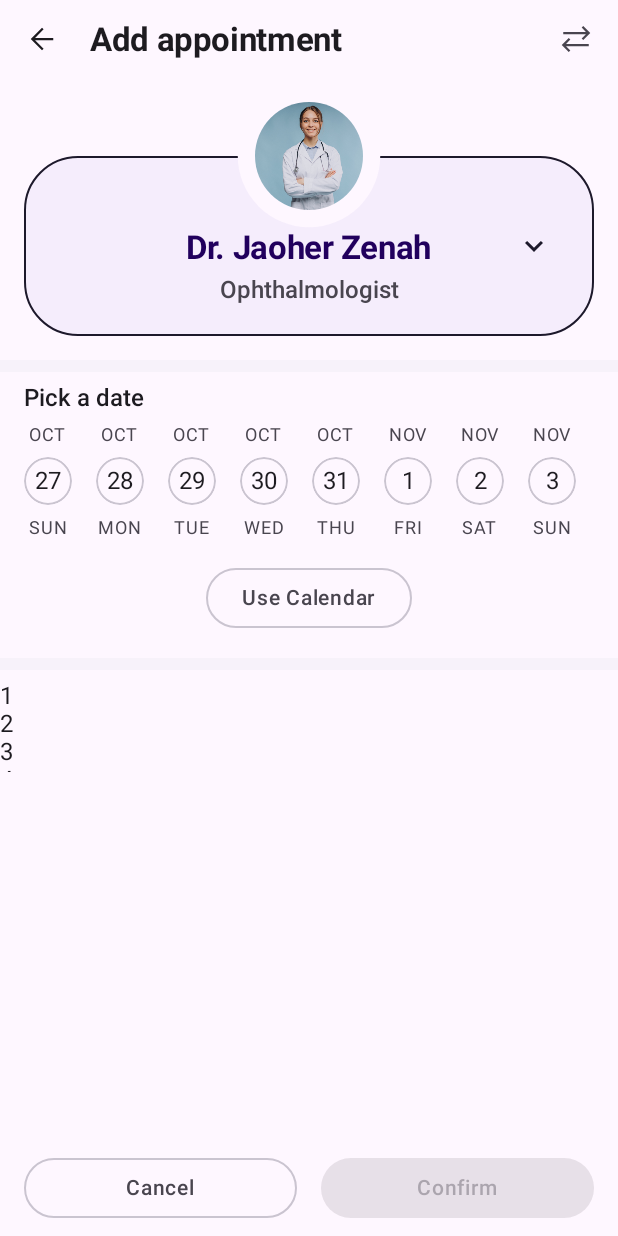
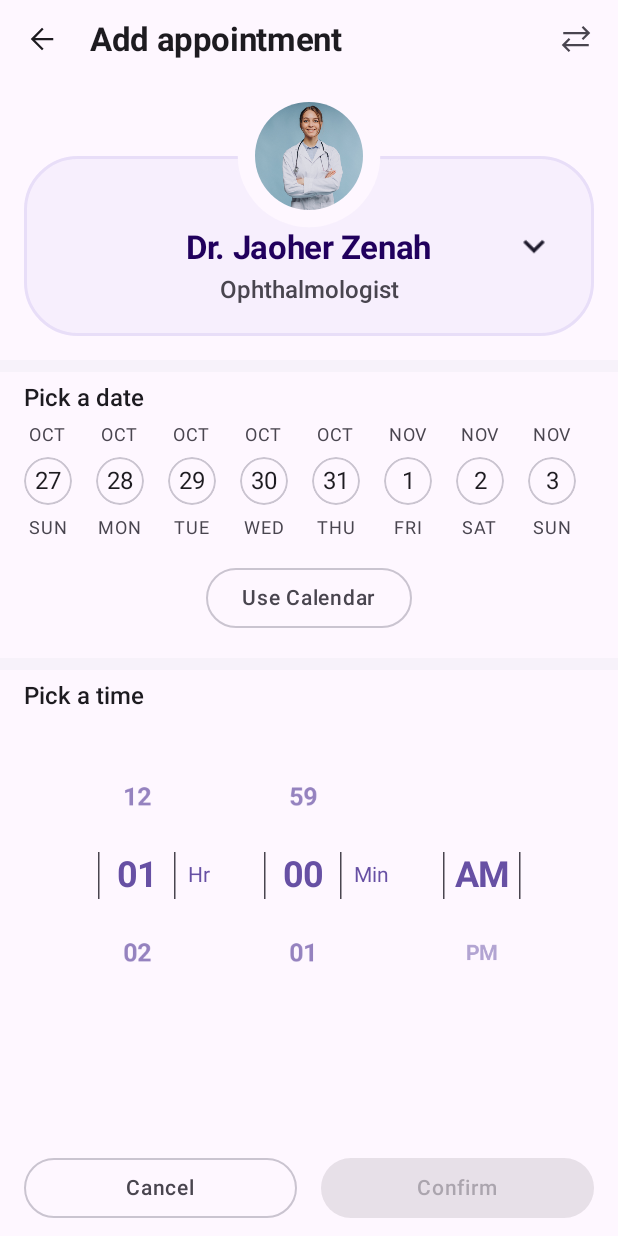
Before and after one commit to Ali34Ahmad/MedicineReminder, an Android app built with Jetpack Compose: the @Preview function AddAppointmentScreenPreview, on a phone screen of 412 x 824 dp. Run offline under Robolectric (Android 15) with nearby library versions, the phone set to English and light mode, and no system bars; our stand-ins replace Room's generated code.

Commit message:
adding time picker

```diff
--- /dev/null
+++ b/app/src/main/java/com/example/medicinereminder/common/components/time_picker/CustomPicker.kt
@@ -0,0 +1,146 @@
+package com.example.medicinereminder.common.components.time_picker
+
+import androidx.compose.foundation.background
+import androidx.compose.foundation.layout.Arrangement
+import androidx.compose.foundation.layout.Box
+import androidx.compose.foundation.layout.Row
+import androidx.compose.foundation.layout.Spacer
+import androidx.compose.foundation.layout.fillMaxHeight
+import androidx.compose.foundation.layout.height
+import androidx.compose.foundation.layout.padding
+import androidx.compose.foundation.layout.size
+import androidx.compose.foundation.layout.width
+import androidx.compose.foundation.layout.wrapContentSize
+import androidx.compose.foundation.pager.PageSize
+import androidx.compose.foundation.pager.VerticalPager
+import androidx.compose.foundation.pager.rememberPagerState
+import androidx.compose.material3.MaterialTheme
+import androidx.compose.material3.Text
+import androidx.compose.material3.VerticalDivider
+import androidx.compose.runtime.Composable
+import androidx.compose.runtime.LaunchedEffect
+import androidx.compose.runtime.mutableIntStateOf
+import androidx.compose.runtime.remember
+import androidx.compose.runtime.snapshotFlow
+import androidx.compose.ui.Alignment
+import androidx.compose.ui.Modifier
+import androidx.compose.ui.graphics.graphicsLayer
+import androidx.compose.ui.text.style.TextAlign
+import androidx.compose.ui.tooling.preview.Preview
+import androidx.compose.ui.unit.dp
+import androidx.compose.ui.unit.sp
+import androidx.compose.ui.util.lerp
+import com.example.medicinereminder.presentation.ui.theme.MedicineReminderTheme
+import com.example.medicinereminder.presentation.ui.theme.spacing
+import kotlin.Int
+import kotlin.collections.listOf
+import kotlin.math.absoluteValue
+
+const val MAX_NUMBER_OF_PAGES = 1000
+@Composable
+fun CustomPicker(
+    modifier: Modifier = Modifier,
+    items: List<Int> ,
+    onItemSelected: (Int) -> Unit = {},
+    numberOfPages:Int = MAX_NUMBER_OF_PAGES
+) {
+    val itemsInPage = items.size
+    val numberOfItems = numberOfPages * itemsInPage
+
+    val state = rememberPagerState(
+        initialPage = numberOfPages.div(2).times(itemsInPage).minus(1)
+    ){
+        numberOfItems
+    }
+
+        Box(
+            contentAlignment = Alignment.Center
+        ) {
+
+            VerticalPager(
+                modifier = modifier
+                    .width(MaterialTheme.spacing.large52)
+                    .height(MaterialTheme.spacing.extraLarge156),
+                state = state,
+                pageSize = PageSize.Fixed(MaterialTheme.spacing.large52),
+                horizontalAlignment = Alignment.CenterHorizontally
+                ) { index ->
+                val item = items[index%itemsInPage]
+                val text = if(item in 0..9) "0$item" else item.toString()
+                    Text(
+                        modifier = Modifier.size(MaterialTheme.spacing.large52).wrapContentSize().graphicsLayer {
+                                val pageOffset = (
+                                        (state.currentPage+1 - index) + state
+                                            .currentPageOffsetFraction
+                                        ).absoluteValue
+
+                                alpha = lerp(
+                                    start = 0.7f,
+                                    stop = 1f,
+                                    fraction = 1f - pageOffset.coerceIn(0f, 1f)
+                                )
+                                    scaleX = lerp(
+                                        start = 0.7f,
+                                        stop = 1f,
+                                        fraction = 1f - pageOffset.coerceIn(0f, 1f)
+                                    )
+                                    scaleY =lerp(
+                                        start = 0.7f,
+                                        stop = 1f,
+                                        fraction = 1f - pageOffset.coerceIn(0f, 1f)
+                                    )
+                            }
+                            ,
+                        text = text,
+                        style =  MaterialTheme.typography.headlineSmall,
+                        textAlign = TextAlign.Center,
+                        color = MaterialTheme.colorScheme.primary
+                    )
+            }
+            Row(
+                horizontalArrangement = Arrangement.SpaceBetween,
+                verticalAlignment = Alignment.CenterVertically,
+                modifier = Modifier
+                    .width(MaterialTheme.spacing.large52)
+                    .height(MaterialTheme.spacing.large52)
+            ) {
+                VerticalDivider(
+                    thickness = MaterialTheme.spacing.small1,
+                    modifier = Modifier.fillMaxHeight(0.6f),
+                    color = MaterialTheme.colorScheme.onSurfaceVariant)
+                VerticalDivider(
+                    thickness = MaterialTheme.spacing.small1,
+                    modifier = Modifier.fillMaxHeight(0.6f),
+                    color = MaterialTheme.colorScheme.onSurfaceVariant)
+            }
+        }
+    LaunchedEffect(state) {
+        snapshotFlow { state.currentPage }.collect {
+            onItemSelected(items[(it+1)%itemsInPage])
+        }
+    }
+
+    }
+
+
+
+
+@Preview(showBackground = true)
+@Composable
+fun CustomTimePickerPreview() {
+    MedicineReminderTheme {
+        val selectedItem = remember {
+            mutableIntStateOf(1)
+        }
+        Row(Modifier.padding(40.dp)) {
+            CustomPicker(
+                items =listOf<Int>(1,2,3,4,5,6,7,8,9,10,11,12),
+                onItemSelected = {
+                    selectedItem.value = it
+                }
+            )
+            Spacer(Modifier.height(40.dp))
+            Text("selected item : "+selectedItem.value.toString(), fontSize = 24.sp)
+        }
+    }
+}
--- a/app/src/main/java/com/example/medicinereminder/feature/add_appointment/component/card/DoctorCard.kt
+++ b/app/src/main/java/com/example/medicinereminder/feature/add_appointment/component/card/DoctorCard.kt
@@ -50,7 +50,7 @@ import com.example.medicinereminder.presentation.ui.theme.spacing
 fun DoctorCard(
     modifier: Modifier = Modifier,
     doctor: Doctor,
-    isExpanded: Boolean = false,
+    isExpanded: Boolean,
     onExpand: () -> Unit
 ) {
 
@@ -88,10 +88,10 @@ fun DoctorCard(
                         }
                     },
                 shape = RoundedCornerShape(cornerRadius),
-                colors = CardDefaults.cardColors(containerColor = MaterialTheme.colorScheme.secondaryContainer.copy(alpha = 0.4f)),
+                colors = CardDefaults.cardColors(containerColor = MaterialTheme.colorScheme.secondaryContainer.copy(alpha = 0.3f)),
                 border = BorderStroke(
-                    color = MaterialTheme.colorScheme.onSecondaryContainer,
-                    width = MaterialTheme.sizing.small1
+                    color = MaterialTheme.colorScheme.secondaryContainer,
+                    width = MaterialTheme.sizing.small2
                 ),
             ) {
                 Column(
--- a/app/src/main/java/com/example/medicinereminder/feature/add_appointment/component/icon/DoctorCardIconButton.kt
+++ b/app/src/main/java/com/example/medicinereminder/feature/add_appointment/component/icon/DoctorCardIconButton.kt
@@ -44,6 +44,8 @@ fun BoxScope.DoctorCardIconButton(
             modifier = Modifier.size(MaterialTheme.sizing.medium24)
                 .graphicsLayer {
                     rotationZ = angle
+                    scaleY = 1.2f
+                    scaleX = 1.2f
                 },
             imageVector = ImageVector.vectorResource(id = R.drawable.baseline_expand_less_24),
             contentDescription = null,
--- /dev/null
+++ b/app/src/main/java/com/example/medicinereminder/feature/add_appointment/component/time_picker/CustomTimePicker.kt
@@ -0,0 +1,82 @@
+package com.example.medicinereminder.feature.add_appointment.component.time_picker
+
+import androidx.compose.foundation.layout.Arrangement
+import androidx.compose.foundation.layout.Column
+import androidx.compose.foundation.layout.Row
+import androidx.compose.foundation.layout.Spacer
+import androidx.compose.foundation.layout.fillMaxWidth
+import androidx.compose.foundation.layout.height
+import androidx.compose.foundation.layout.width
+import androidx.compose.material3.MaterialTheme
+import androidx.compose.material3.Text
+import androidx.compose.runtime.Composable
+import androidx.compose.ui.Alignment
+import androidx.compose.ui.Modifier
+import androidx.compose.ui.res.stringResource
+import androidx.compose.ui.tooling.preview.Preview
+import com.example.medicinereminder.common.components.time_picker.CustomPicker
+import com.example.medicinereminder.presentation.ui.theme.spacing
+import com.example.medicinereminder.R
+
+@Composable
+fun CustomTimePicker(
+    onHourSelected: (Int) -> Unit,
+    onMinutesSelected: (Int) -> Unit,
+    onPeriodSelected: (String) -> Unit,
+    modifier: Modifier = Modifier
+) {
+    val hours = MutableList(12){it+1}.toList()
+    val minutes = MutableList(60){it}.toList()
+    Column(
+        modifier = modifier,
+        verticalArrangement = Arrangement.Top,
+        horizontalAlignment = Alignment.Start
+    ) {
+        Text(
+            text = stringResource(R.string.pick_time),
+            style = MaterialTheme.typography.titleMedium,
+            color = MaterialTheme.colorScheme.onSurface
+        )
+        Spacer(Modifier.height(MaterialTheme.spacing.large32))
+        Row(
+            modifier = Modifier.fillMaxWidth(),
+            verticalAlignment = Alignment.CenterVertically,
+            horizontalArrangement = Arrangement.Center
+        ){
+            CustomPicker(
+                items = hours,
+                onItemSelected =onHourSelected
+            )
+            Spacer(Modifier.width(MaterialTheme.spacing.small8))
+            Text(
+                text = stringResource(R.string.hr),
+                style = MaterialTheme.typography.bodyMedium,
+                color = MaterialTheme.colorScheme.primary
+            )
+            Spacer(Modifier.width(MaterialTheme.spacing.large36))
+            CustomPicker(
+                items = minutes,
+                onItemSelected = onMinutesSelected
+            )
+            Spacer(Modifier.width(MaterialTheme.spacing.small8))
+            Text(
+                text = stringResource(R.string.min),
+                style = MaterialTheme.typography.bodyMedium,
+                color = MaterialTheme.colorScheme.primary
+            )
+            Spacer(Modifier.width(MaterialTheme.spacing.large36))
+            PeriodPicker(
+                onPeriodSelected =onPeriodSelected
+            )
+        }
+    }
+
+}
+
+@Preview(showBackground = true)
+@Composable
+fun CustomTimePickerPreview() {
+    CustomTimePicker(
+        {},{},{}
+    )
+}
--- /dev/null
+++ b/app/src/main/java/com/example/medicinereminder/feature/add_appointment/component/time_picker/PeriodPicker.kt
@@ -0,0 +1,116 @@
+package com.example.medicinereminder.feature.add_appointment.component.time_picker
+
+import androidx.compose.foundation.layout.Arrangement
+import androidx.compose.foundation.layout.Box
+import androidx.compose.foundation.layout.Row
+import androidx.compose.foundation.layout.fillMaxHeight
+import androidx.compose.foundation.layout.height
+import androidx.compose.foundation.layout.padding
+import androidx.compose.foundation.layout.size
+import androidx.compose.foundation.layout.width
+import androidx.compose.foundation.layout.wrapContentSize
+import androidx.compose.foundation.pager.PageSize
+import androidx.compose.foundation.pager.VerticalPager
+import androidx.compose.foundation.pager.rememberPagerState
+import androidx.compose.material3.MaterialTheme
+import androidx.compose.material3.Text
+import androidx.compose.material3.VerticalDivider
+import androidx.compose.runtime.Composable
+import androidx.compose.runtime.LaunchedEffect
+import androidx.compose.runtime.snapshotFlow
+import androidx.compose.ui.Alignment
+import androidx.compose.ui.Modifier
+import androidx.compose.ui.graphics.graphicsLayer
+import androidx.compose.ui.res.stringResource
+import androidx.compose.ui.text.style.TextAlign
+import androidx.compose.ui.tooling.preview.Preview
+import androidx.compose.ui.unit.dp
+import androidx.compose.ui.util.lerp
+import com.example.medicinereminder.R
+import com.example.medicinereminder.presentation.ui.theme.MedicineReminderTheme
+import com.example.medicinereminder.presentation.ui.theme.spacing
+import kotlin.math.absoluteValue
+
+@Composable
+fun PeriodPicker(
+    modifier: Modifier = Modifier,
+    onPeriodSelected: (String) -> Unit
+    ) {
+    val periods = listOf("",stringResource(R.string.am),stringResource(R.string.pm),"")
+    val state = rememberPagerState(initialPage = 0) { periods.size }
+    Box(
+        contentAlignment = Alignment.Center
+    ) {
+        VerticalPager(
+            modifier = modifier
+                .width(MaterialTheme.spacing.large52)
+                .height(MaterialTheme.spacing.extraLarge156),
+            state = state,
+            pageSize = PageSize.Fixed(52.dp),
+            horizontalAlignment = Alignment.CenterHorizontally
+        ) { page ->
+
+            Text(
+                modifier = Modifier
+                    .size(MaterialTheme.spacing.large52)
+                    .wrapContentSize()
+                    .graphicsLayer {
+                        val pageOffset = (
+                                (state.currentPage + 1 - page) + state
+                                    .currentPageOffsetFraction
+                                ).absoluteValue
+
+                        alpha = lerp(
+                            start = 0.5f,
+                            stop = 1f,
+                            fraction = 1f - pageOffset.coerceIn(0f, 1f)
+                        )
+                        scaleX = lerp(
+                            start = 0.6f,
+                            stop = 1f,
+                            fraction = 1f - pageOffset.coerceIn(0f, 1f)
+                        )
+                        scaleY = lerp(
+                            start = 0.6f,
+                            stop = 1f,
+                            fraction = 1f - pageOffset.coerceIn(0f, 1f)
+                        )
+                    }
+                    ,
+                text = periods[page].toString(),
+                style =  MaterialTheme.typography.headlineSmall,
+                textAlign = TextAlign.Center,
+                color = MaterialTheme.colorScheme.primary
+            )
+        }
+        Row(
+            horizontalArrangement = Arrangement.SpaceBetween,
+            verticalAlignment = Alignment.CenterVertically,
+            modifier = Modifier
+                .width(MaterialTheme.spacing.large52)
+                .height(MaterialTheme.spacing.large52)
+        ) {
+            VerticalDivider(
+                thickness = MaterialTheme.spacing.small1,
+                modifier = Modifier.fillMaxHeight(0.6f),
+                color = MaterialTheme.colorScheme.onSurfaceVariant)
+            VerticalDivider(
+                thickness = MaterialTheme.spacing.small1,
+                modifier = Modifier.fillMaxHeight(0.6f),
+                color = MaterialTheme.colorScheme.onSurfaceVariant)
+        }
+        LaunchedEffect(state) {
+            snapshotFlow { state.currentPage }.collect {
+                onPeriodSelected(periods[(it+1)])
+            }
+        }
+    }
+}
+
+@Preview(showBackground = true)
+@Composable
+fun PeriodPickerPreview() {
+    MedicineReminderTheme {
+        PeriodPicker {  }
+    }
+}
--- a/app/src/main/java/com/example/medicinereminder/feature/add_appointment/presenation/AddAppointmentAction.kt
+++ b/app/src/main/java/com/example/medicinereminder/feature/add_appointment/presenation/AddAppointmentAction.kt
@@ -19,7 +19,9 @@ sealed interface AddAppointmentAction {
     data object HideCalender: AddAppointmentAction
 
     //time picker
-    data class SelectTime(val time: LocalTime): AddAppointmentAction
+    data class SelectHour(val hour: Int): AddAppointmentAction
+    data class SelectMinute(val minute: Int): AddAppointmentAction
+    data class SelectPeriod(val period: String) : AddAppointmentAction
 
     //bottom bar
     data object Cancel: AddAppointmentAction
--- a/app/src/main/java/com/example/medicinereminder/feature/add_appointment/presenation/AddAppointmentScreen.kt
+++ b/app/src/main/java/com/example/medicinereminder/feature/add_appointment/presenation/AddAppointmentScreen.kt
@@ -13,6 +13,7 @@ import androidx.compose.material3.HorizontalDivider
 import androidx.compose.material3.MaterialTheme
 import androidx.compose.material3.Scaffold
 import androidx.compose.material3.Surface
+import androidx.compose.material3.Text
 import androidx.compose.runtime.Composable
 import androidx.compose.runtime.getValue
 import androidx.compose.runtime.mutableStateOf
@@ -24,15 +25,15 @@ import com.example.medicinereminder.R
 import com.example.medicinereminder.common.components.buttons.ButtonRow
 import com.example.medicinereminder.common.components.composables.PickDateComponent
 import com.example.medicinereminder.common.components.dialog.CustomDatePickerDialog
-import com.example.medicinereminder.common.components.time_picker.FlatTimePicker
 import com.example.medicinereminder.common.components.top_app_bar.StandardTopAppBarComponent
 import com.example.medicinereminder.data.local.doctor1
-import com.example.medicinereminder.data.local.doctor2
 import com.example.medicinereminder.feature.add_appointment.component.card.DoctorCard
 import com.example.medicinereminder.feature.add_appointment.component.dialog.ReplaceDoctorDialogBox
+import com.example.medicinereminder.feature.add_appointment.component.time_picker.CustomTimePicker
 import com.example.medicinereminder.presentation.ui.theme.MedicineReminderTheme
 import com.example.medicinereminder.presentation.ui.theme.spacing
 import java.time.LocalDate
+import java.time.LocalTime
 
 @Composable
 fun AddAppointmentScreen(
@@ -121,12 +122,23 @@ fun AddAppointmentScreen(
                     color = MaterialTheme.colorScheme.surfaceContainerLow
                 )
                 Spacer(modifier = Modifier.height(MaterialTheme.spacing.small8))
-                FlatTimePicker(
-                    modifier = Modifier.padding(horizontal = MaterialTheme.spacing.medium16),
-                    selectedTime = uiState.selectedTime,
-                    onTimeSelected = {
+                CustomTimePicker(
+                    modifier = Modifier.fillMaxWidth().padding(
+                        horizontal = MaterialTheme.spacing.medium16
+                    ),
+                    onPeriodSelected = {
                         onAction(
-                            AddAppointmentAction.SelectTime(it)
+                            AddAppointmentAction.SelectPeriod(it)
+                        )
+                    },
+                    onHourSelected = {
+                        onAction(
+                            AddAppointmentAction.SelectHour(it)
+                        )
+                    },
+                    onMinutesSelected = {
+                        onAction(
+                            AddAppointmentAction.SelectMinute(it)
                         )
                     }
                 )
@@ -181,7 +193,6 @@ fun AddAppointmentScreenPreview() {
         AddAppointmentScreen(
             onAction = {
                 when(it){
-                    AddAppointmentAction.Cancel -> uiState = uiState.copy(isConfirmButtonEnabled = !uiState.isConfirmButtonEnabled)
                     AddAppointmentAction.HideCalender -> {
                         uiState = uiState.copy(isCalenderShown = false)
                     }
@@ -194,6 +205,21 @@ fun AddAppointmentScreenPreview() {
                     AddAppointmentAction.ShowDialogBox -> {
                         uiState = uiState.copy(isDialogBoxShown = true)
                     }
+                    is AddAppointmentAction.SelectPeriod ->{
+                        uiState = uiState.copy(selectedPeriod = it.period)
+                    }
+                    is AddAppointmentAction.SelectHour ->{
+                        uiState = uiState.copy(selectedHour = it.hour)
+                    }
+                    is AddAppointmentAction.SelectMinute ->{
+                        uiState = uiState.copy(selectedMinute = it.minute)
+                    }
+                    is AddAppointmentAction.SelectDate -> {
+                        uiState = uiState.copy(selectedDate = it.date)
+                        if(!uiState.isConfirmButtonEnabled){
+                            uiState = uiState.copy(isConfirmButtonEnabled = true)
+                        }
+                    }
                     else -> {}
                 }
             },
--- a/app/src/main/java/com/example/medicinereminder/feature/add_appointment/presenation/AddAppointmentUIState.kt
+++ b/app/src/main/java/com/example/medicinereminder/feature/add_appointment/presenation/AddAppointmentUIState.kt
@@ -8,7 +8,9 @@ data class AddAppointmentUIState(
     val isDetailsShown: Boolean = false,
     val selectedDate: LocalDate? = null,
     val isCalenderShown: Boolean = false,
-    val selectedTime: LocalTime? = null,
+    val selectedHour: Int = 1,
+    val selectedMinute : Int = 0,
+    val selectedPeriod: String = "AM",
     val isConfirmButtonEnabled: Boolean = false,
     val isDialogBoxShown: Boolean = false,
     val doctor: Doctor = Doctor(name = "no name", specialty = "not specified")
--- a/app/src/main/java/com/example/medicinereminder/feature/add_appointment/presenation/AddAppointmentViewModel.kt
+++ b/app/src/main/java/com/example/medicinereminder/feature/add_appointment/presenation/AddAppointmentViewModel.kt
@@ -44,12 +44,12 @@ class AddAppointmentViewModel @Inject constructor(
         when(action){
             AddAppointmentAction.Confirm -> {
                     viewModelScope.launch(Dispatchers.IO) {
-
-                        val dateTime = LocalDateTime.of(
-                        uiState.value.selectedDate?: LocalDate.now(),
-                        _uiState.value.selectedTime?: LocalTime.now()
+                        val extraHours = if(_uiState.value.selectedPeriod=="PM") 12 else 0
+                        val time = LocalTime.of(
+                        _uiState.value.selectedHour + extraHours,
+                        _uiState.value.selectedMinute,
                         )
-
+                        val dateTime = LocalDateTime.of(_uiState.value.selectedDate,time)
                         val appointment = Appointment(
                             doctorId = _uiState.value.doctor.id,
                             dateTime = dateTime.toLong(),
@@ -73,21 +73,12 @@ class AddAppointmentViewModel @Inject constructor(
             }
             is AddAppointmentAction.SelectDate -> {
                 _uiState.value = _uiState.value.copy(selectedDate = action.date)
-            }
-            is AddAppointmentAction.SelectTime -> {
-                _uiState.value = _uiState.value.copy(selectedTime = action.time)
-                if(_uiState.value.selectedTime != null && _uiState.value.selectedDate != null && !_uiState.value.isConfirmButtonEnabled)
+                if(!_uiState.value.isConfirmButtonEnabled){
                     onAction(
                         AddAppointmentAction.EnableConfirmButton
                     )
-                else if(
-                    _uiState.value.isConfirmButtonEnabled
-                    && !(_uiState.value.selectedTime != null && _uiState.value.selectedDate == null)
-                    ){
-                    onAction(
-                        AddAppointmentAction.DisableConfirmButton
-                    )
                 }
+
             }
             AddAppointmentAction.DisableConfirmButton -> {
                 _uiState.value = _uiState.value.copy(isConfirmButtonEnabled = false)
@@ -104,6 +95,16 @@ class AddAppointmentViewModel @Inject constructor(
             AddAppointmentAction.ReplaceDoctor -> TODO("need navigate to the add doctor screen")
             AddAppointmentAction.NavigateBack -> TODO("need navigation")
             AddAppointmentAction.Cancel -> TODO("navigate back using navigation")
+            //time picker
+            is AddAppointmentAction.SelectHour -> {
+                _uiState.value = _uiState.value.copy(selectedHour = action.hour)
+            }
+            is AddAppointmentAction.SelectMinute -> {
+                _uiState.value = _uiState.value.copy(selectedHour = action.minute)
+            }
+            is AddAppointmentAction.SelectPeriod -> {
+                _uiState.value = _uiState.value.copy(selectedPeriod = action.period)
+            }
         }
     }
 
--- a/app/src/main/java/com/example/medicinereminder/presentation/ui/theme/Spacing.kt
+++ b/app/src/main/java/com/example/medicinereminder/presentation/ui/theme/Spacing.kt
@@ -24,7 +24,8 @@ data class Spacing(
     val large52: Dp = 52.dp,
     val large64: Dp = 64.dp,
     val large100: Dp = 100.dp,
-    val large120: Dp = 120.dp
+    val large120: Dp = 120.dp,
+    val extraLarge156: Dp = 156.dp
 ) {
 
 }
--- a/app/src/main/res/values/strings.xml
+++ b/app/src/main/res/values/strings.xml
@@ -137,4 +137,9 @@
     <string name="replace">Replace</string>
     <string name="replace_doctor_message">Do you want to replace Dr %1$s ?</string>
     <string name="replace_doctor">Replace doctor</string>
+    <string name="hr">Hr</string>
+    <string name="min">Min</string>
+    <string name="am">AM</string>
+    <string name="pm">PM</string>
+    <string name="pick_time">Pick a time</string>
 </resources>
```
